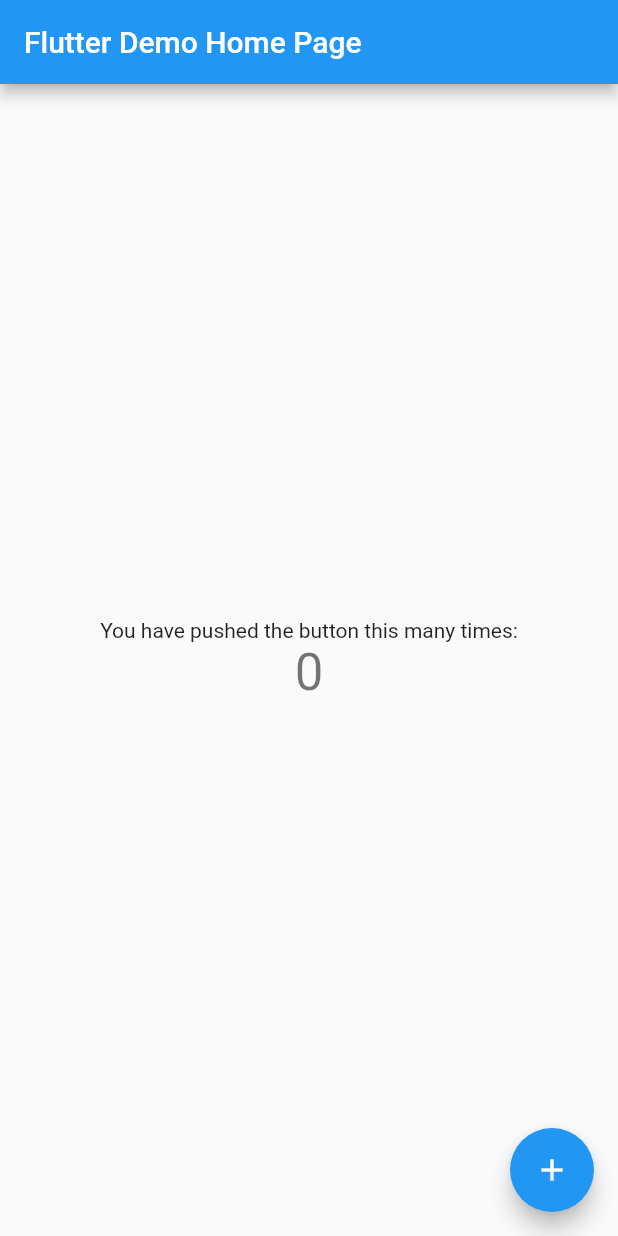
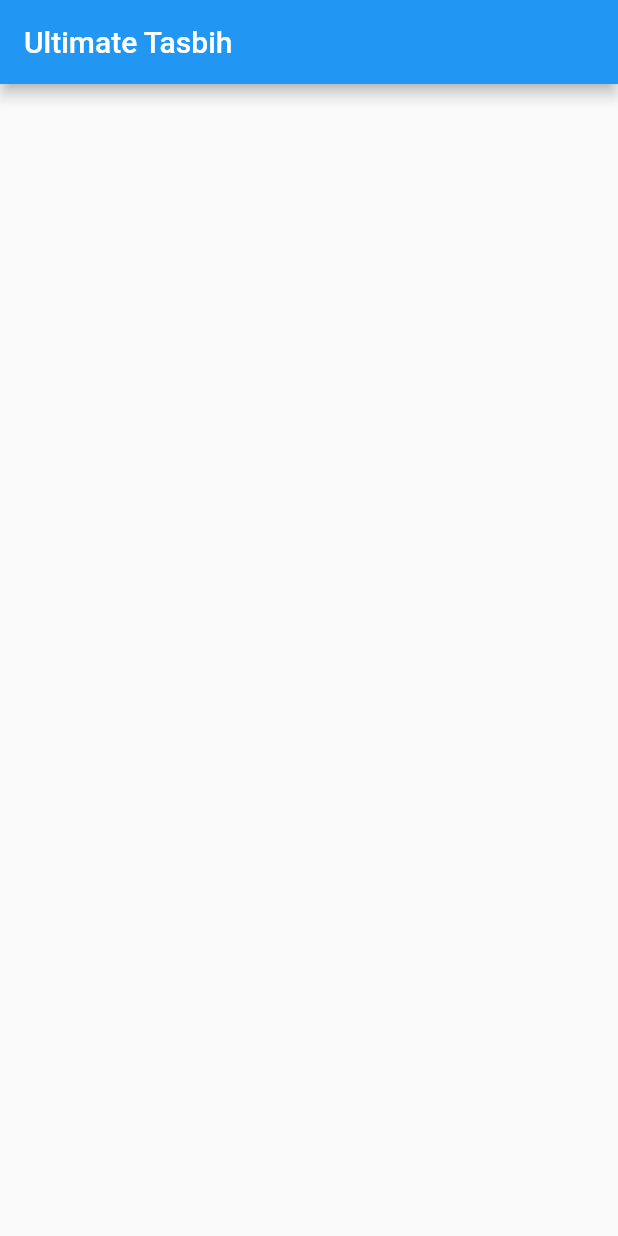
Before and after one commit to asifimtiazahmed/flutter_tasbih, a Flutter app: the screen it shows after launch, on a phone screen of 412 x 824 dp. Run offline on Flutter 3.47's test engine with Material 2 defaults, Android fonts, the phone set to English and light mode, and no system bars.

Commit message:
starting main screen

```diff
--- a/lib/main.dart
+++ b/lib/main.dart
@@ -1,5 +1,6 @@
 import 'package:flutter/material.dart';
 
+import './screens/main_screen.dart';
 void main() {
   runApp(MyApp());
 }
@@ -9,7 +10,7 @@ class MyApp extends StatelessWidget {
   @override
   Widget build(BuildContext context) {
     return MaterialApp(
-      title: 'Flutter Demo',
+      title: 'Ultimate Tasbih',
       theme: ThemeData(
         // This is the theme of your application.
         //
@@ -22,92 +23,7 @@ class MyApp extends StatelessWidget {
         // is not restarted.
         primarySwatch: Colors.blue,
       ),
-      home: MyHomePage(title: 'Flutter Demo Home Page'),
+      home: MainScreen(),
     );
   }
 }
-
-class MyHomePage extends StatefulWidget {
-  MyHomePage({Key key, this.title}) : super(key: key);
-
-  // This widget is the home page of your application. It is stateful, meaning
-  // that it has a State object (defined below) that contains fields that affect
-  // how it looks.
-
-  // This class is the configuration for the state. It holds the values (in this
-  // case the title) provided by the parent (in this case the App widget) and
-  // used by the build method of the State. Fields in a Widget subclass are
-  // always marked "final".
-
-  final String title;
-
-  @override
-  _MyHomePageState createState() => _MyHomePageState();
-}
-
-class _MyHomePageState extends State<MyHomePage> {
-  int _counter = 0;
-
-  void _incrementCounter() {
-    setState(() {
-      // This call to setState tells the Flutter framework that something has
-      // changed in this State, which causes it to rerun the build method below
-      // so that the display can reflect the updated values. If we changed
-      // _counter without calling setState(), then the build method would not be
-      // called again, and so nothing would appear to happen.
-      _counter++;
-    });
-  }
-
-  @override
-  Widget build(BuildContext context) {
-    // This method is rerun every time setState is called, for instance as done
-    // by the _incrementCounter method above.
-    //
-    // The Flutter framework has been optimized to make rerunning build methods
-    // fast, so that you can just rebuild anything that needs updating rather
-    // than having to individually change instances of widgets.
-    return Scaffold(
-      appBar: AppBar(
-        // Here we take the value from the MyHomePage object that was created by
-        // the App.build method, and use it to set our appbar title.
-        title: Text(widget.title),
-      ),
-      body: Center(
-        // Center is a layout widget. It takes a single child and positions it
-        // in the middle of the parent.
-        child: Column(
-          // Column is also a layout widget. It takes a list of children and
-          // arranges them vertically. By default, it sizes itself to fit its
-          // children horizontally, and tries to be as tall as its parent.
-          //
-          // Invoke "debug painting" (press "p" in the console, choose the
-          // "Toggle Debug Paint" action from the Flutter Inspector in Android
-          // Studio, or the "Toggle Debug Paint" command in Visual Studio Code)
-          // to see the wireframe for each widget.
-          //
-          // Column has various properties to control how it sizes itself and
-          // how it positions its children. Here we use mainAxisAlignment to
-          // center the children vertically; the main axis here is the vertical
-          // axis because Columns are vertical (the cross axis would be
-          // horizontal).
-          mainAxisAlignment: MainAxisAlignment.center,
-          children: <Widget>[
-            Text(
-              'You have pushed the button this many times:',
-            ),
-            Text(
-              '$_counter',
-              style: Theme.of(context).textTheme.headline4,
-            ),
-          ],
-        ),
-      ),
-      floatingActionButton: FloatingActionButton(
-        onPressed: _incrementCounter,
-        tooltip: 'Increment',
-        child: Icon(Icons.add),
-      ), // This trailing comma makes auto-formatting nicer for build methods.
-    );
-  }
-}
--- /dev/null
+++ b/lib/screens/main_screen.dart
@@ -0,0 +1,20 @@
+import 'package:flutter/material.dart';
+
+class MainScreen extends StatefulWidget {
+  @override
+  _MainScreenState createState() => _MainScreenState();
+}
+
+class _MainScreenState extends State<MainScreen> {
+
+  @override
+  Widget build(BuildContext context) {
+    return SafeArea(
+      child: Scaffold(
+        appBar: AppBar(
+          title: Text('Ultimate Tasbih'),
+        ),
+      ),
+    );
+  }
+}
```
Also changed, not shown: lib/services/const.dart (added).
